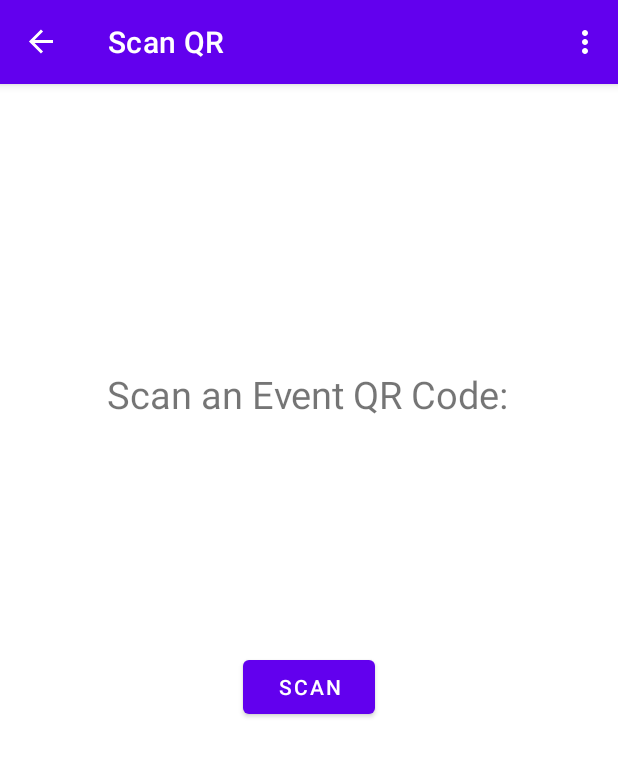
After one commit to CMPUT301F24orange/orange-events, an Android app: the CreateQRFragment screen opened through its navigation route, on a phone screen of 412 x 824 dp. The commit adds this screen. Shown: the top 757 px of the screen. Run offline under Robolectric (Android 15) with nearby library versions, the phone set to English and light mode, and no system bars; our stand-ins replace Firebase (no records; nobody signed in at launch, a user with empty details on screens opened directly), navigation-ui; libraries missing offline, so code that uses them is left out: com.google.zxing.client, com.journeyapps.barcodescanner.

Commit message:
update qr scan

```diff
--- a/app/build.gradle.kts
+++ b/app/build.gradle.kts
@@ -63,5 +63,6 @@ dependencies {
     // Glide; allows for image retrieval from firebase storage
     implementation(platform("androidx.compose:compose-bom:2024.09.03"))
     implementation("com.github.bumptech.glide:compose:1.0.0-beta01")
+    implementation("com.journeyapps:zxing-android-embedded:4.3.0")
 
 }
--- /dev/null
+++ b/app/src/main/java/com/example/orange/ui/entrant/CreateQRFragment.java
@@ -0,0 +1,59 @@
+package com.example.orange.ui.entrant;
+
+import android.annotation.SuppressLint;
+import android.app.AlertDialog;
+import android.content.DialogInterface;
+import android.os.Bundle;
+import android.view.LayoutInflater;
+import android.view.View;
+import android.view.ViewGroup;
+import android.widget.Button;
+
+import androidx.activity.result.ActivityResultLauncher;
+import androidx.annotation.NonNull;
+import androidx.annotation.Nullable;
+import androidx.fragment.app.Fragment;
+
+import com.example.orange.MainActivity;
+import com.example.orange.R;
+import com.example.orange.data.firebase.FirebaseService;
+import com.example.orange.utils.SessionManager;
+import com.google.zxing.client.android.Intents;
+import com.journeyapps.barcodescanner.ScanContract;
+import com.journeyapps.barcodescanner.ScanOptions;
+
+public class CreateQRFragment extends Fragment {
+    Button scanbutton;
+    @SuppressLint("MissingInflatedId")
+    @Nullable
+    @Override
+    public View onCreateView(@NonNull LayoutInflater inflater, @Nullable ViewGroup container, @Nullable Bundle savedInstanceState) {
+        View view = inflater.inflate(R.layout.fragment_scanqr, container, false);
+        scanbutton = view.findViewById(R.id.scanqr_button);
+        scanbutton.setOnClickListener(v -> scanQRCode());
+
+        return view;
+    }
+    private void scanQRCode(){
+        ScanOptions options = new ScanOptions();
+        options.setPrompt("Scan the code");
+        options.setBeepEnabled(true);
+        options.setOrientationLocked(true);
+        options.setCaptureActivity(CaptureAct.class);
+        barLaucher.launch(options);
+    }
+    ActivityResultLauncher<ScanOptions> barLaucher = registerForActivityResult(new ScanContract(), result -> {
+        if(result.getContents() != null){
+            AlertDialog.Builder builder = new AlertDialog.Builder(getContext());
+            builder.setTitle("Result");
+            builder.setMessage(result.getContents());
+            builder.setPositiveButton("OK", new DialogInterface.OnClickListener() {
+                @Override
+                public void onClick(DialogInterface dialogInterface, int i) {
+                    dialogInterface.dismiss();
+                }
+            }).show();
+        }
+    });
+
+}
--- /dev/null
+++ b/app/src/main/res/layout/fragment_scanqr.xml
@@ -0,0 +1,31 @@
+<?xml version="1.0" encoding="utf-8"?>
+<androidx.constraintlayout.widget.ConstraintLayout xmlns:android="http://schemas.android.com/apk/res/android"
+    xmlns:app="http://schemas.android.com/apk/res-auto"
+    xmlns:tools="http://schemas.android.com/tools"
+    android:layout_width="match_parent"
+    android:layout_height="match_parent">
+
+    <Button
+        android:id="@+id/scanqr_button"
+        android:layout_width="wrap_content"
+        android:layout_height="wrap_content"
+        android:layout_marginBottom="342dp"
+        android:text="Scan"
+        app:layout_constraintBottom_toBottomOf="parent"
+        app:layout_constraintEnd_toEndOf="parent"
+        app:layout_constraintStart_toStartOf="parent" />
+
+    <TextView
+        android:id="@+id/textView2"
+        android:layout_width="wrap_content"
+        android:layout_height="wrap_content"
+        android:layout_marginTop="150dp"
+        android:layout_marginBottom="115dp"
+        android:text="Scan an Event QR Code:"
+        android:textSize="25sp"
+        app:layout_constraintBottom_toTopOf="@+id/scanqr_button"
+        app:layout_constraintEnd_toEndOf="parent"
+        app:layout_constraintHorizontal_bias="0.496"
+        app:layout_constraintStart_toStartOf="parent"
+        app:layout_constraintTop_toTopOf="parent" />
+</androidx.constraintlayout.widget.ConstraintLayout>
--- a/app/src/main/res/menu/activity_main_drawer.xml
+++ b/app/src/main/res/menu/activity_main_drawer.xml
@@ -28,6 +28,9 @@
             android:id="@+id/nav_admin"
             android:icon="@drawable/ic_menu_camera"
             android:title="@string/menu_admin" />
-
+        <item
+            android:id="@+id/nav_ScanQR"
+            android:icon="@drawable/ic_menu_camera"
+            android:title="@string/menu_ScanQR" />
     </group>
 </menu>
--- a/app/src/main/res/navigation/mobile_navigation.xml
+++ b/app/src/main/res/navigation/mobile_navigation.xml
@@ -56,6 +56,11 @@
             app:popUpToInclusive="true" />
     </fragment>
 
+    <fragment
+        android:id="@+id/nav_ScanQR"
+        android:name="com.example.orange.ui.entrant.CreateQRFragment"
+        android:label="Scan QR"
+        tools:layout="@layout/fragment_scanqr" />
 
 
 </navigation>
--- a/app/src/main/res/navigation/nav_menu.xml
+++ b/app/src/main/res/navigation/nav_menu.xml
@@ -29,6 +29,9 @@
             android:id="@+id/nav_create_event"
             android:icon="@drawable/ic_menu_camera"
             android:title="@string/menu_create_event" />
-
+        <item
+            android:id="@+id/nav_ScanQR"
+            android:icon="@drawable/ic_menu_camera"
+            android:title="@string/menu_ScanQR" />
     </group>
 </menu>
--- a/app/src/main/res/values/strings.xml
+++ b/app/src/main/res/values/strings.xml
@@ -13,4 +13,5 @@
     <string name="menu_create_event">Create Event</string>
     <string name="menu_profile">Profile</string>
     <string name="menu_admin">Admin</string>
+    <string name="menu_ScanQR">Scan QR</string>
 =</resources>
```
Also changed, not shown: app/src/main/AndroidManifest.xml (+9 -0 lines), app/src/main/java/com/example/orange/ui/entrant/CaptureAct.java (added, +7 -0 lines).
